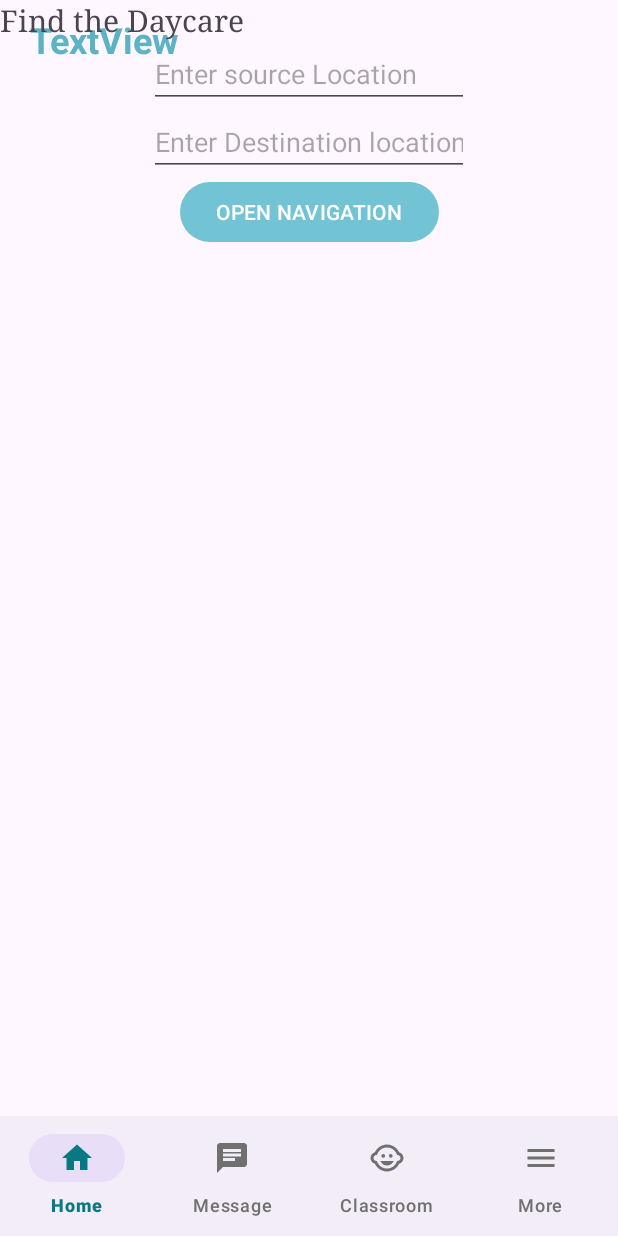
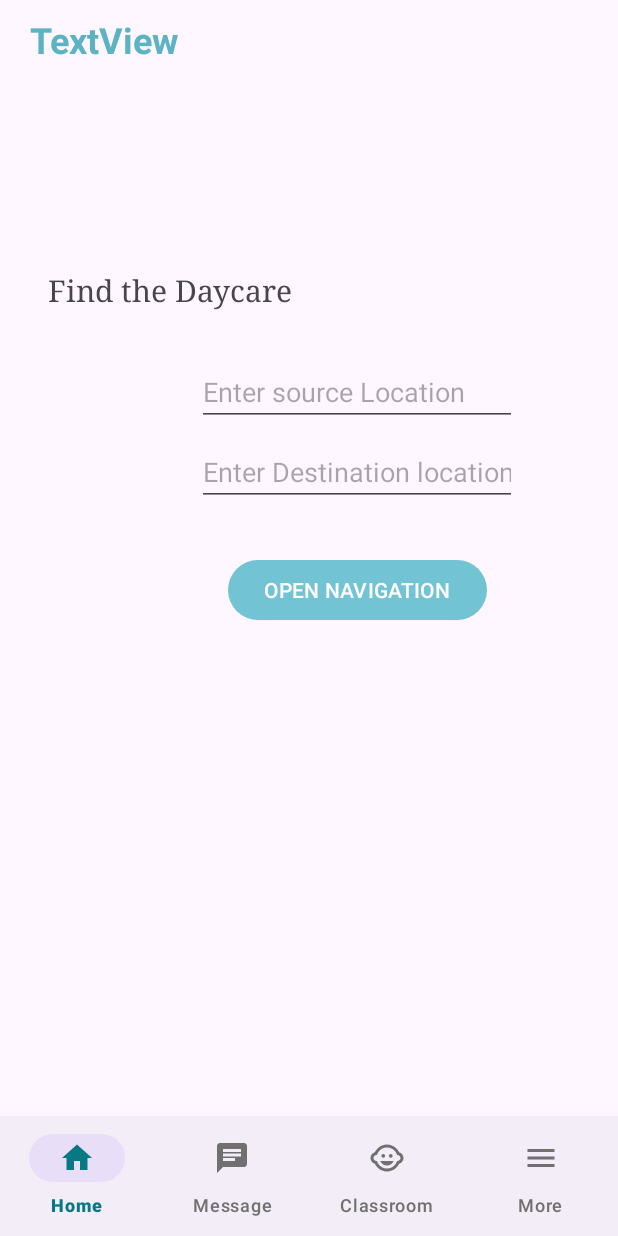
Before and after one commit to nelumkc/W24_3175_G11_Peekaboo, an Android app: the fragment GoogleMapFragment placed in its activity, on a phone screen of 412 x 824 dp. Run offline under Robolectric (Android 15) with nearby library versions, the phone set to English and light mode, and no system bars; our stand-ins replace Firebase (no records; nobody signed in at launch, a user with empty details on screens opened directly), Room's generated code; libraries missing offline, so code that uses them is left out: com.denzcoskun.imageslider.

Commit message:
find daycare screen xml file ui change

```diff
--- a/app/src/main/res/layout/fragment_googlemap.xml
+++ b/app/src/main/res/layout/fragment_googlemap.xml
@@ -5,53 +5,53 @@
     android:layout_height="match_parent"
     xmlns:app="http://schemas.android.com/apk/res-auto">
 
+    <EditText
+        android:id="@+id/editTextSourceLocation"
+        android:layout_width="wrap_content"
+        android:layout_height="wrap_content"
+        android:layout_marginTop="32dp"
+        android:ems="10"
+        android:hint="@string/hintsourceLocation"
+        android:inputType="text"
+        app:layout_constraintEnd_toEndOf="parent"
+        app:layout_constraintHorizontal_bias="0.661"
+        app:layout_constraintStart_toStartOf="parent"
+        app:layout_constraintTop_toBottomOf="@+id/TextViewMapTitle" />
+
     <TextView
         android:id="@+id/TextViewMapTitle"
-        app:layout_constraintStart_toStartOf="parent"
-        app:layout_constraintTop_toTopOf="parent"
         android:layout_width="wrap_content"
         android:layout_height="wrap_content"
+        android:layout_marginStart="32dp"
+        android:layout_marginTop="180dp"
         android:fontFamily="serif"
         android:text="@string/txtViewMapTitle"
         android:textSize="20sp"
-        tools:layout_editor_absoluteX="63dp"
-        tools:layout_editor_absoluteY="73dp" />
+        app:layout_constraintStart_toStartOf="parent"
+        app:layout_constraintTop_toTopOf="parent" />
 
-    <EditText
-        android:id="@+id/editTextSourceLocation"
-        app:layout_constraintEnd_toEndOf="parent"
-        app:layout_constraintStart_toStartOf="parent"
-        app:layout_constraintTop_toBottomOf="@+id/TextViewMapTitle"
+    <Button
+        android:id="@+id/BtnOpenNavigation"
         android:layout_width="wrap_content"
         android:layout_height="wrap_content"
-        android:ems="10"
-        android:hint="@string/hintsourceLocation"
-        android:inputType="text"
-        tools:layout_editor_absoluteX="100dp"
-        tools:layout_editor_absoluteY="213dp" />
+        android:layout_marginTop="32dp"
+        android:text="@string/BtnOpenNavigation"
+        app:layout_constraintEnd_toEndOf="parent"
+        app:layout_constraintHorizontal_bias="0.635"
+        app:layout_constraintStart_toStartOf="parent"
+        app:layout_constraintTop_toBottomOf="@+id/editTextDestinationLocation" />
 
     <EditText
         android:id="@+id/editTextDestinationLocation"
-        app:layout_constraintEnd_toEndOf="parent"
-        app:layout_constraintStart_toStartOf="parent"
-        app:layout_constraintTop_toBottomOf="@+id/editTextSourceLocation"
         android:layout_width="wrap_content"
         android:layout_height="wrap_content"
+        android:layout_marginTop="8dp"
         android:ems="10"
         android:hint="@string/HintDestinationLocation"
         android:inputType="text"
-        tools:layout_editor_absoluteX="100dp"
-        tools:layout_editor_absoluteY="288dp" />
-
-    <Button
-        android:id="@+id/BtnOpenNavigation"
         app:layout_constraintEnd_toEndOf="parent"
+        app:layout_constraintHorizontal_bias="0.661"
         app:layout_constraintStart_toStartOf="parent"
-        app:layout_constraintTop_toBottomOf="@+id/editTextDestinationLocation"
-        android:layout_width="wrap_content"
-        android:layout_height="wrap_content"
-        android:text="@string/BtnOpenNavigation"
-        tools:layout_editor_absoluteX="119dp"
-        tools:layout_editor_absoluteY="391dp" />
+        app:layout_constraintTop_toBottomOf="@+id/editTextSourceLocation" />
 
 </androidx.constraintlayout.widget.ConstraintLayout>
```
